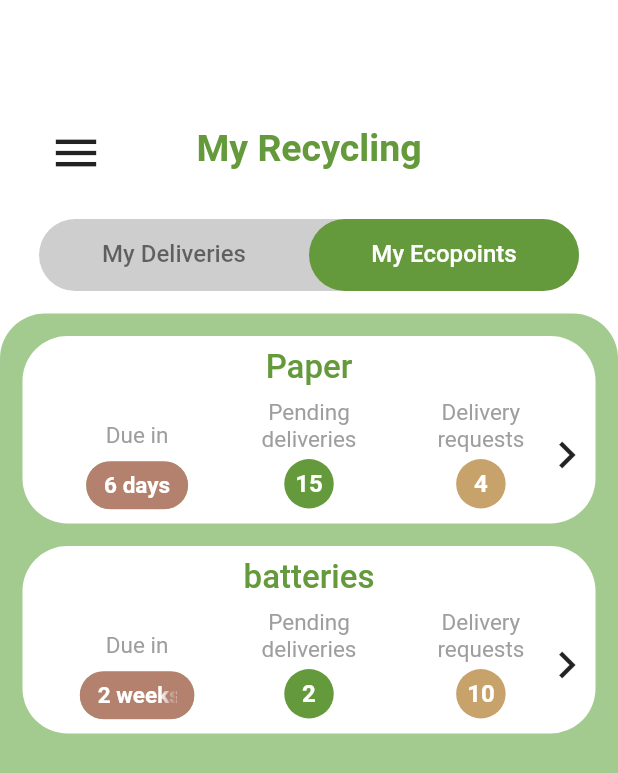
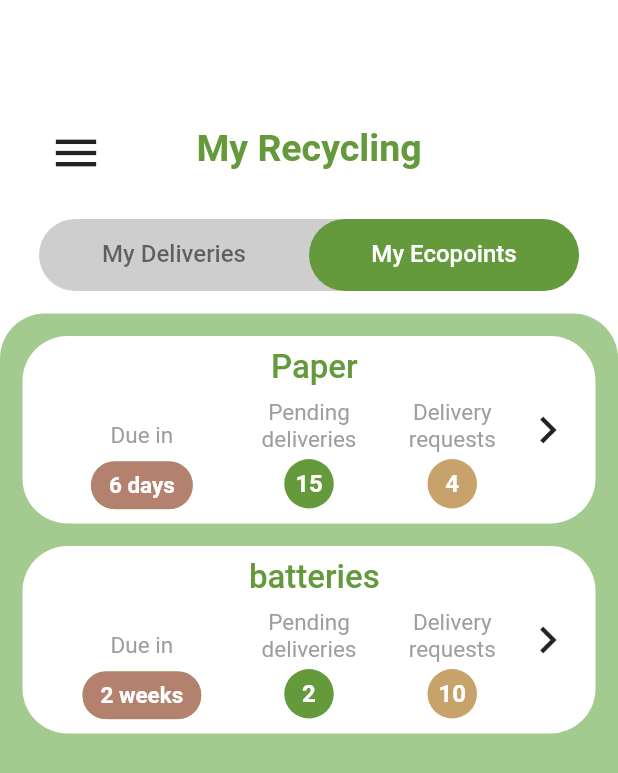
Before and after one commit to fquesada00/Econet, a Flutter app: the MyRecycling screen opened by its route, tab 2 chosen, on a phone screen of 412 x 824 dp. Shown: the top 773 px of the screen. Run offline on Flutter 3.47's test engine with Material 2 defaults, Android fonts, the phone set to English and light mode, and no system bars; our stand-ins replace auto_size_text, firebase_auth, firebase_core, flutter_svg, font_awesome_flutter, geolocator and 4 more; missing offline and left inert: geocoder, linked_scroll_controller; accounts and stored records are empty; Roboto replaces fonts that are missing (SFProDisplay, SFProText); project files that could hold a hidden picture were left out.

Commit message:
fix de alineacion

```diff
--- a/lib/views/my_recycling/my_recycling_ecopoints_tab.dart
+++ b/lib/views/my_recycling/my_recycling_ecopoints_tab.dart
@@ -42,9 +42,21 @@ class MyRecyclingEcopointsTab extends StatelessWidget {
                 borderRadius: BorderRadius.all(Radius.circular(30)),
                 color: Colors.white,
               ),
+              child: Row(
+                children: <Widget>[
+                  Expanded(
+                    flex: 5,
                     child: Column(
-                children: [
-                  Padding(
+                      children: <Widget>[
+                        Row(
+                          children: <Widget>[
+                            Expanded(
+                              flex: 4,
+                              child: Container(),
+                            ),
+                            Expanded(
+                              flex: 3,
+                              child: Padding(
                                 padding: const EdgeInsets.only(bottom: 8.0),
                                 child: Text(
                                   deliveriesList[index].residue,
@@ -57,18 +69,26 @@ class MyRecyclingEcopointsTab extends StatelessWidget {
                                   ),
                                 ),
                               ),
+                            ),
+                            Expanded(
+                              flex: 2,
+                              child: Container(),
+                            ),
+                          ],
+                        ),
                         Row(
                           children: <Widget>[
                             Spacer(),
                             Expanded(
-                        flex: 2,
+                              flex: 3,
                               child: Container(
                                 height: 72,
                                 child: Column(
                                   mainAxisAlignment: MainAxisAlignment.end,
                                   children: [
                                     Padding(
-                                padding: const EdgeInsets.only(bottom: 8.0),
+                                      padding:
+                                          const EdgeInsets.only(bottom: 8.0),
                                       child: Text(
                                         "Due in",
                                         textAlign: TextAlign.center,
@@ -113,6 +133,11 @@ class MyRecyclingEcopointsTab extends StatelessWidget {
                                   deliveriesList[index].requestedDeliveries,
                                   BROWN_MEDIUM),
                             ),
+                          ],
+                        ),
+                      ],
+                    ),
+                  ),
                   Expanded(
                     flex: 1,
                     child: Container(
@@ -122,9 +147,7 @@ class MyRecyclingEcopointsTab extends StatelessWidget {
                         size: 36,
                       ),
                     ),
-                      ),
-                    ],
-                  ),
+                  )
                 ],
               ),
             );
```
Lines whose indentation alone changed are shown as unchanged.
